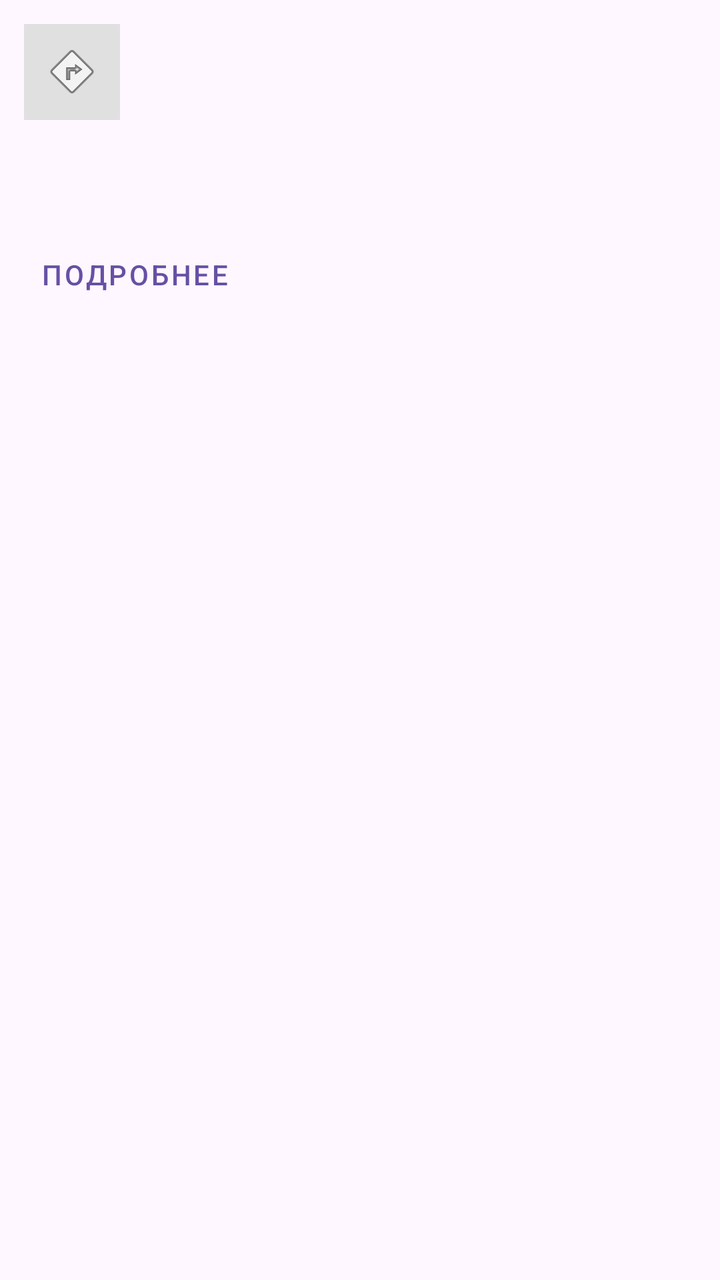
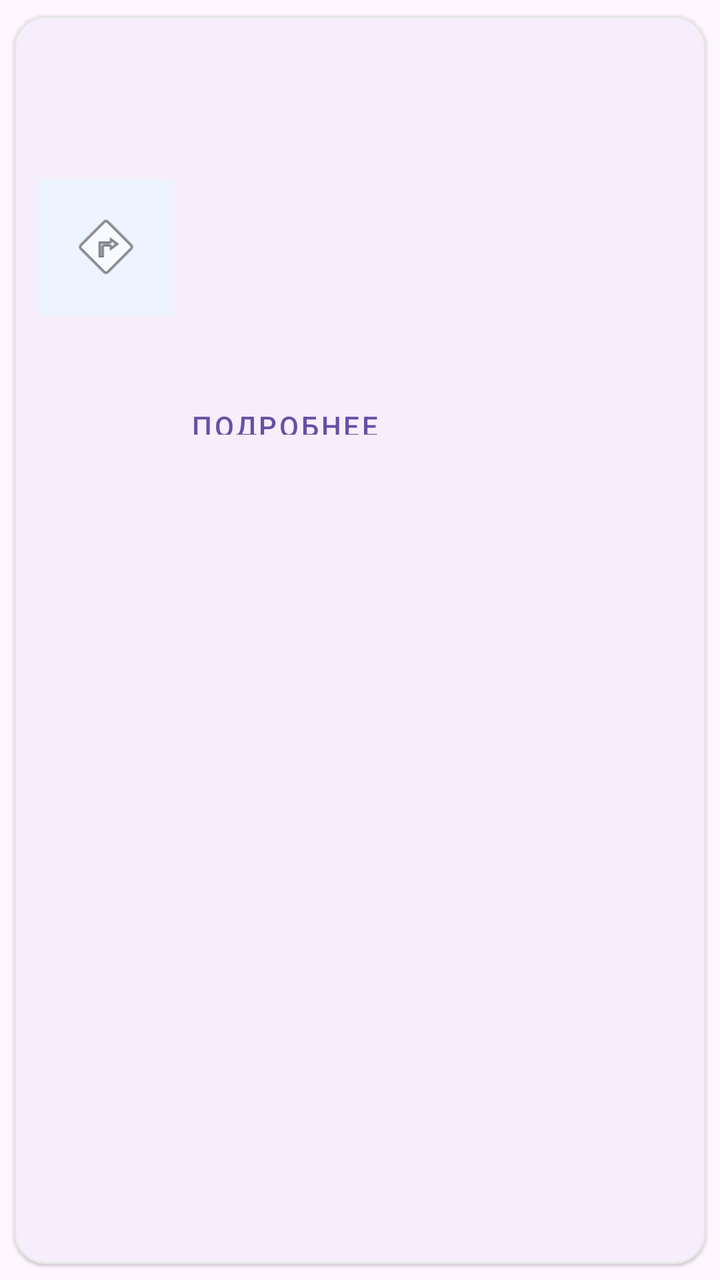

Before-and-after screenshots of an Android layout around one commit, followed by the original layout XML and the change that was made.
<!-- AndroidManifest.xml: application theme Theme.Cursovaya -->
<!-- res/layout/item_route.xml -->
<?xml version="1.0" encoding="utf-8"?>
<LinearLayout xmlns:android="http://schemas.android.com/apk/res/android"
    android:layout_width="match_parent"
    android:layout_height="wrap_content"
    android:background="?attr/selectableItemBackground"
    android:orientation="vertical"
    android:padding="12dp">

    <LinearLayout
        android:layout_width="match_parent"
        android:layout_height="wrap_content"
        android:orientation="horizontal"
        android:gravity="center_vertical">

        <ImageView
            android:id="@+id/imageRoute"
            android:layout_width="48dp"
            android:layout_height="48dp"
            android:src="@android:drawable/ic_menu_directions"
            android:background="#E0E0E0"
            android:padding="8dp"
            android:layout_marginEnd="12dp" />

        <LinearLayout
            android:layout_width="0dp"
            android:layout_height="wrap_content"
            android:layout_weight="1"
            android:orientation="vertical">

            <TextView
                android:id="@+id/textRouteNumber"
                android:layout_width="match_parent"
                android:layout_height="wrap_content"
                android:textStyle="bold"
                android:textSize="16sp" />

            <TextView
                android:id="@+id/textRouteTitle"
                android:layout_width="match_parent"
                android:layout_height="wrap_content"
                android:layout_marginTop="2dp"
                android:textSize="15sp" />
        </LinearLayout>
    </LinearLayout>

    <TextView
        android:id="@+id/textRouteDetails"
        android:layout_width="match_parent"
        android:layout_height="wrap_content"
        android:layout_marginTop="8dp"
        android:textSize="14sp" />

    <TextView
        android:id="@+id/textRouteType"
        android:layout_width="match_parent"
        android:layout_height="wrap_content"
        android:layout_marginTop="2dp"
        android:textColor="#555555"
        android:textSize="12sp" />

    <Button
        android:id="@+id/buttonRouteDetails"
        android:layout_width="wrap_content"
        android:layout_height="wrap_content"
        android:layout_marginTop="8dp"
        android:text="Подробнее"
        style="@style/Widget.MaterialComponents.Button.TextButton" />

</LinearLayout>
<!-- resources referenced by this layout -->
<resources>
  <style name="Theme.Cursovaya" parent="Base.Theme.Cursovaya" />
  <style name="Base.Theme.Cursovaya" parent="Theme.Material3.DayNight.NoActionBar">
          
          
      </style>
</resources>

<!-- the commit's change to res/layout/item_route.xml (unified diff, before → after) -->
@@ -1,69 +1,125 @@
 <?xml version="1.0" encoding="utf-8"?>
-<LinearLayout xmlns:android="http://schemas.android.com/apk/res/android"
+<com.google.android.material.card.MaterialCardView xmlns:android="http://schemas.android.com/apk/res/android"
+    xmlns:app="http://schemas.android.com/apk/res-auto"
+    xmlns:tools="http://schemas.android.com/tools"
     android:layout_width="match_parent"
     android:layout_height="wrap_content"
-    android:background="?attr/selectableItemBackground"
-    android:orientation="vertical"
-    android:padding="12dp">
+    android:layout_marginBottom="10dp"
+    app:cardCornerRadius="16dp"
+    app:cardElevation="1dp"
+    app:cardUseCompatPadding="true"
+    app:strokeColor="#E7E7E7"
+    app:strokeWidth="1dp">
 
-    <LinearLayout
+    <androidx.constraintlayout.widget.ConstraintLayout
         android:layout_width="match_parent"
         android:layout_height="wrap_content"
-        android:orientation="horizontal"
-        android:gravity="center_vertical">
+        android:padding="12dp"
+        tools:ignore="MissingContentDescription">
 
         <ImageView
             android:id="@+id/imageRoute"
-            android:layout_width="48dp"
-            android:layout_height="48dp"
+            android:layout_width="68dp"
+            android:layout_height="68dp"
+            android:background="#EEF4FF"
+            android:contentDescription="@string/route_image_description"
+            android:padding="14dp"
             android:src="@android:drawable/ic_menu_directions"
-            android:background="#E0E0E0"
-            android:padding="8dp"
-            android:layout_marginEnd="12dp" />
+            tools:ignore="ContentDescription"
+            app:layout_constraintBottom_toBottomOf="parent"
+            app:layout_constraintStart_toStartOf="parent"
+            app:layout_constraintTop_toTopOf="parent" />
 
-        <LinearLayout
+        <TextView
+            android:id="@+id/textRouteNumber"
             android:layout_width="0dp"
             android:layout_height="wrap_content"
-            android:layout_weight="1"
-            android:orientation="vertical">
+            android:textSize="13sp"
+            android:textStyle="bold"
+            app:layout_constraintEnd_toEndOf="parent"
+            app:layout_constraintStart_toEndOf="@id/imageRoute"
+            app:layout_constraintTop_toTopOf="@id/imageRoute" />
 
-            <TextView
-                android:id="@+id/textRouteNumber"
-                android:layout_width="match_parent"
-                android:layout_height="wrap_content"
-                android:textStyle="bold"
-                android:textSize="16sp" />
+        <TextView
+            android:id="@+id/textRouteTitle"
+            android:layout_width="0dp"
+            android:layout_height="wrap_content"
+            android:layout_marginTop="1dp"
+            android:textSize="15sp"
+            android:textStyle="bold"
+            app:layout_constraintEnd_toEndOf="parent"
+            app:layout_constraintStart_toStartOf="@id/textRouteNumber"
+            app:layout_constraintTop_toBottomOf="@id/textRouteNumber" />
 
-            <TextView
-                android:id="@+id/textRouteTitle"
-                android:layout_width="match_parent"
-                android:layout_height="wrap_content"
-                android:layout_marginTop="2dp"
-                android:textSize="15sp" />
-        </LinearLayout>
-    </LinearLayout>
+        <TextView
+            android:id="@+id/textRouteRoute"
+            android:layout_width="0dp"
+            android:layout_height="wrap_content"
+            android:layout_marginTop="3dp"
+            android:textSize="13sp"
+            app:layout_constraintEnd_toEndOf="parent"
+            app:layout_constraintStart_toStartOf="@id/textRouteTitle"
+            app:layout_constraintTop_toBottomOf="@id/textRouteTitle" />
 
-    <TextView
-        android:id="@+id/textRouteDetails"
-        android:layout_width="match_parent"
-        android:layout_height="wrap_content"
-        android:layout_marginTop="8dp"
-        android:textSize="14sp" />
+        <TextView
+            android:id="@+id/textRouteDateTime"
+            android:layout_width="0dp"
+            android:layout_height="wrap_content"
+            android:layout_marginTop="3dp"
+            android:textColor="#555555"
+            android:textSize="12sp"
+            app:layout_constraintEnd_toEndOf="parent"
+            app:layout_constraintStart_toStartOf="@id/textRouteRoute"
+            app:layout_constraintTop_toBottomOf="@id/textRouteRoute" />
 
-    <TextView
-        android:id="@+id/textRouteType"
-        android:layout_width="match_parent"
-        android:layout_height="wrap_content"
-        android:layout_marginTop="2dp"
-        android:textColor="#555555"
-        android:textSize="12sp" />
+        <TextView
+            android:id="@+id/textRouteType"
+            android:layout_width="0dp"
+            android:layout_height="wrap_content"
+            android:layout_marginTop="2dp"
+            android:textColor="#555555"
+            android:textSize="11sp"
+            app:layout_constraintEnd_toEndOf="parent"
+            app:layout_constraintStart_toStartOf="@id/textRouteDateTime"
+            app:layout_constraintTop_toBottomOf="@id/textRouteDateTime" />
 
-    <Button
-        android:id="@+id/buttonRouteDetails"
-        android:layout_width="wrap_content"
-        android:layout_height="wrap_content"
-        android:layout_marginTop="8dp"
-        android:text="Подробнее"
-        style="@style/Widget.MaterialComponents.Button.TextButton" />
+        <TextView
+            android:id="@+id/textRouteCode"
+            android:layout_width="0dp"
+            android:layout_height="wrap_content"
+            android:layout_marginTop="2dp"
+            android:textColor="#6A1B9A"
+            android:textSize="11sp"
+            android:textStyle="bold"
+            android:visibility="gone"
+            app:layout_constraintEnd_toEndOf="parent"
+            app:layout_constraintStart_toStartOf="@id/textRouteType"
+            app:layout_constraintTop_toBottomOf="@id/textRouteType" />
 
-</LinearLayout>
+        <TextView
+            android:id="@+id/textRouteStatus"
+            android:layout_width="0dp"
+            android:layout_height="wrap_content"
+            android:layout_marginTop="2dp"
+            android:textColor="#2E7D32"
+            android:textSize="11sp"
+            android:visibility="gone"
+            app:layout_constraintEnd_toEndOf="parent"
+            app:layout_constraintStart_toStartOf="@id/textRouteCode"
+            app:layout_constraintTop_toBottomOf="@id/textRouteCode" />
+
+        <com.google.android.material.button.MaterialButton
+            android:id="@+id/buttonRouteDetails"
+            android:layout_width="wrap_content"
+            android:layout_height="34dp"
+            android:layout_marginTop="8dp"
+            android:minWidth="0dp"
+            android:minHeight="0dp"
+            android:text="Подробнее"
+            app:layout_constraintStart_toStartOf="@id/textRouteType"
+            app:layout_constraintTop_toBottomOf="@id/textRouteStatus"
+            style="@style/Widget.MaterialComponents.Button.TextButton" />
+
+    </androidx.constraintlayout.widget.ConstraintLayout>
+
+</com.google.android.material.card.MaterialCardView>
<!-- resource entries referenced after the edit -->
@@ -1,5 +1,6 @@
 <!-- resources referenced by this layout -->
 <resources>
+  <string name="route_image_description">Изображение маршрута</string>
   <style name="Theme.Cursovaya" parent="Base.Theme.Cursovaya" />
   <style name="Base.Theme.Cursovaya" parent="Theme.Material3.DayNight.NoActionBar">
           
